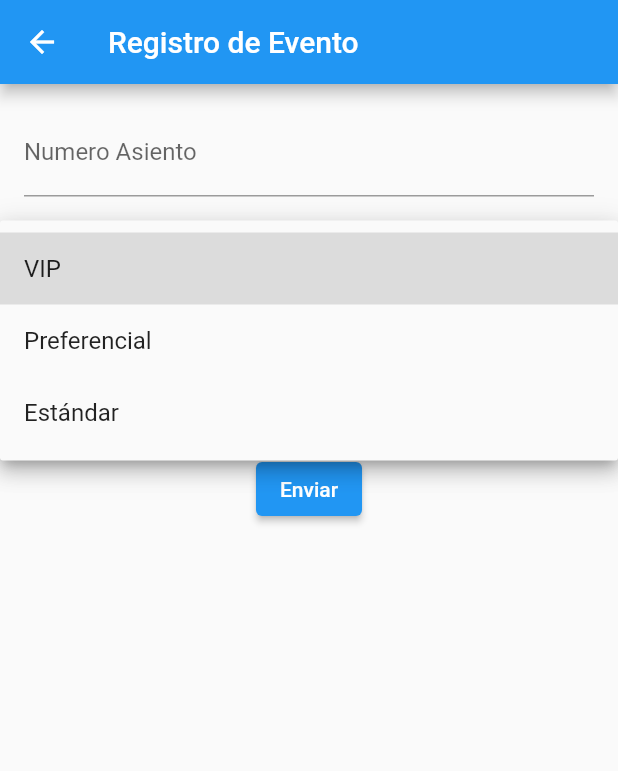
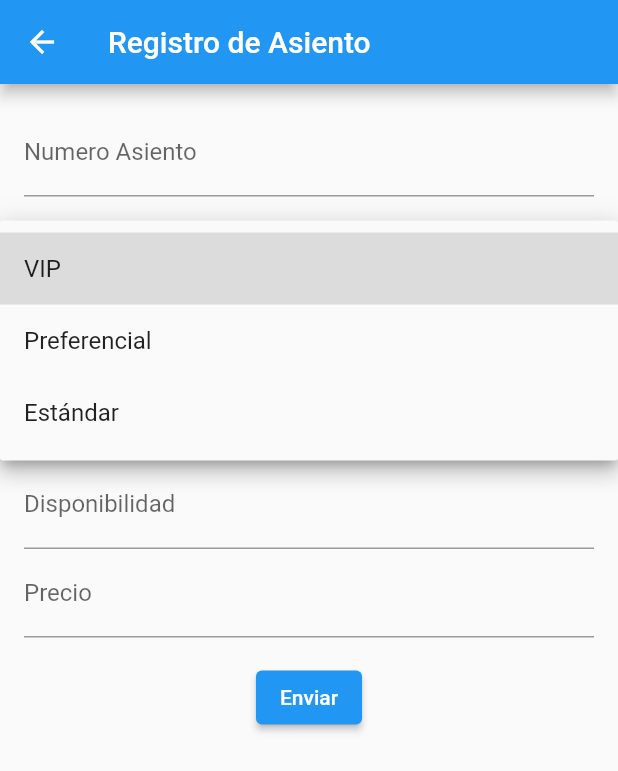
Before and after one commit to JeremyCastillo10/aplicacion_desktop, a Flutter app: the RegistroAsientoScreen screen opened by its route, after a tap on "VIP", on a phone screen of 412 x 824 dp. Shown: the top 771 px of the screen. Run offline on Flutter 3.47's test engine with Material 2 defaults, Android fonts, the phone set to English and light mode, and no system bars; network calls fail.

Commit message:
nuevos campos en registro de asientos

```diff
--- a/lib/registro_asiento.dart
+++ b/lib/registro_asiento.dart
@@ -10,15 +10,38 @@ class RegistroAsientoScreen extends StatefulWidget {
 class _RegistroAsientoScreenState extends State<RegistroAsientoScreen> {
   final TextEditingController _numeroController = TextEditingController();
   final TextEditingController _disponibilidadController = TextEditingController();
+  final TextEditingController _precioController = TextEditingController();
   String _seccionValue = 'VIP';
+  String? _selectedEvento;
 
   final List<String> _seccionOptions = ['VIP', 'Preferencial', 'Estándar'];
+  List<String> _eventos = [];
+
+  @override
+  void initState() {
+    super.initState();
+    _fetchEventos();
+  }
+
+  Future<void> _fetchEventos() async {
+    final url = Uri.parse('https://apieventapp.azurewebsites.net/api/Evento');
+    final response = await http.get(url);
+
+    if (response.statusCode == 200) {
+      final data = jsonDecode(response.body) as List<dynamic>;
+
+      setState(() {
+        _eventos = data.map((evento) => evento['nombreEvento'] as String).toList();
+      });
+    }
+  }
 
   Future<void> _submitForm() async {
     final String numero = _numeroController.text.trim();
     final String disponibilidad = _disponibilidadController.text.trim();
+    final String precio = _precioController.text.trim();
 
-    if (numero.isEmpty || disponibilidad.isEmpty || _seccionValue == null) {
+    if (numero.isEmpty || disponibilidad.isEmpty || _seccionValue == null || _selectedEvento == null || precio.isEmpty) {
       showDialog(
         context: context,
         builder: (BuildContext context) {
@@ -43,8 +66,10 @@ class _RegistroAsientoScreenState extends State<RegistroAsientoScreen> {
 
     final Map<String, dynamic> requestData = {
       'numeroAsiento': numero,
+      'evento': _selectedEvento,
       'seccion': _seccionValue,
       'disponibilidad': disponibilidad,
+      'precio': precio,
     };
 
     final response = await http.post(
@@ -96,13 +121,14 @@ class _RegistroAsientoScreenState extends State<RegistroAsientoScreen> {
   void dispose() {
     _numeroController.dispose();
     _disponibilidadController.dispose();
+    _precioController.dispose();
     super.dispose();
   }
 
   @override
   Widget build(BuildContext context) {
     return Scaffold(
-      appBar: AppBar(title: Text('Registro de Evento')),
+      appBar: AppBar(title: Text('Registro de Asiento')),
       body: Padding(
         padding: EdgeInsets.all(16.0),
         child: Column(
@@ -112,17 +138,31 @@ class _RegistroAsientoScreenState extends State<RegistroAsientoScreen> {
               decoration: InputDecoration(labelText: 'Numero Asiento'),
             ),
             SizedBox(height: 16.0),
-            DropdownButtonFormField(
+            DropdownButtonFormField<String>(
               decoration: InputDecoration(labelText: 'Seccion'),
               value: _seccionValue,
               onChanged: (String? newValue) {
-  setState(() {
-  _seccionValue = newValue!;
-});
-
-},
-
+                setState(() {
+                  _seccionValue = newValue!;
+                });
+              },
               items: _seccionOptions.map<DropdownMenuItem<String>>((String value) {
+                return DropdownMenuItem<String>(
+                  value: value,
+                  child: Text(value),
+                );
+              }).toList(),
+            ),
+            SizedBox(height: 16.0),
+            DropdownButtonFormField<String>(
+              decoration: InputDecoration(labelText: 'Evento'),
+              value: _selectedEvento,
+              onChanged: (String? newValue) {
+                setState(() {
+                  _selectedEvento = newValue;
+                });
+              },
+              items: _eventos.map<DropdownMenuItem<String>>((String value) {
                 return DropdownMenuItem<String>(
                   value: value,
                   child: Text(value),
@@ -133,6 +173,10 @@ class _RegistroAsientoScreenState extends State<RegistroAsientoScreen> {
             TextField(
               controller: _disponibilidadController,
               decoration: InputDecoration(labelText: 'Disponibilidad'),
+            ),
+            TextField(
+              controller: _precioController,
+              decoration: InputDecoration(labelText: 'Precio'),
             ),
             SizedBox(height: 16.0),
             ElevatedButton(
--- a/lib/registro_cliente.dart
+++ b/lib/registro_cliente.dart
@@ -106,7 +106,7 @@ if (response.statusCode == 201) {
   @override
   Widget build(BuildContext context) {
     return Scaffold(
-      appBar: AppBar(title: Text('Registro de Evento')),
+      appBar: AppBar(title: Text('Registro de Clientes')),
       body: Padding(
         padding: EdgeInsets.all(16.0),
         child: Column(
--- a/lib/registro_evento.dart
+++ b/lib/registro_evento.dart
@@ -23,11 +23,11 @@ class _RegistroEventoScreenState extends State<RegistroEventoScreen> {
     final String descripcion = _descripcionController.text.trim();
     final String fecha = _fechaController.text.trim();
 
-    if (nombreEvento.isEmpty ||
+    if(nombreEvento.isEmpty||
         ubicacion.isEmpty ||
         imagenUrl.isEmpty ||
         categoria.isEmpty ||
-        descripcion.isEmpty ||
+        descripcion.isEmpty||
         fecha.isEmpty) {
       showDialog(
         context: context,
--- a/lib/registro_sesion.dart
+++ b/lib/registro_sesion.dart
@@ -105,7 +105,7 @@ if (response.statusCode == 201) {
   @override
   Widget build(BuildContext context) {
     return Scaffold(
-      appBar: AppBar(title: Text('Registro de Evento')),
+      appBar: AppBar(title: Text('Registro de Seccion')),
       body: Padding(
         padding: EdgeInsets.all(16.0),
         child: Column(
```
